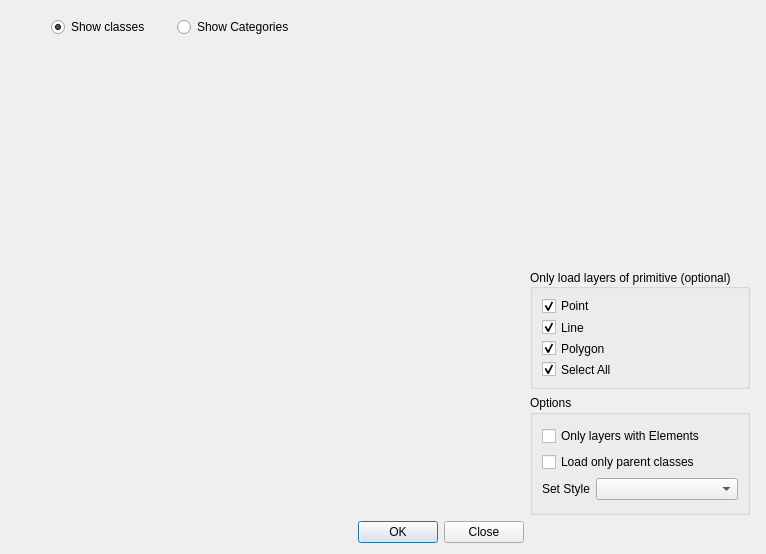
Above: LayerTools/LoadLayersFromServer/loadLayersFromServer.ui from dsgoficial/DsgTools before the change. Below: the same form after it.
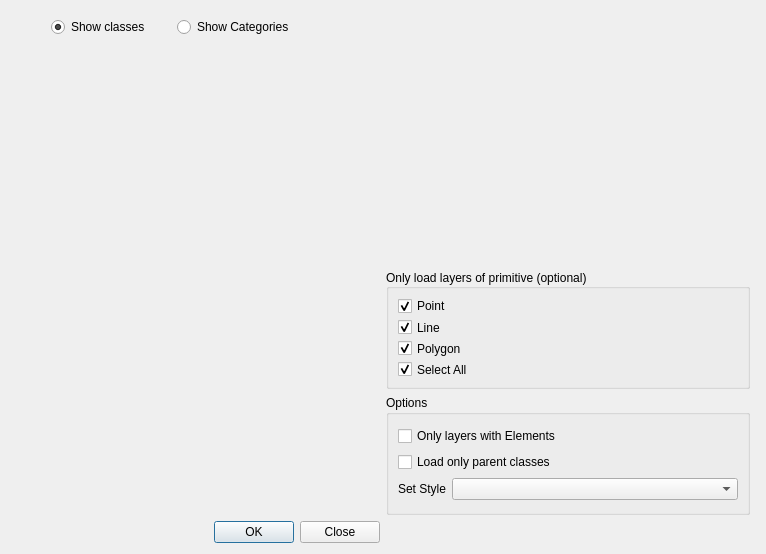
That is the form after the change. Custom widgets are drawn as their Qt base class.

Patch:
```diff
--- a/LayerTools/LoadLayersFromServer/loadLayersFromServer.ui
+++ b/LayerTools/LoadLayersFromServer/loadLayersFromServer.ui
@@ -78,7 +78,14 @@
     </layout>
    </item>
    <item row="2" column="0" rowspan="2">
-    <widget class="CustomSelector" name="layersCustomSelector" native="true"/>
+    <widget class="CustomSelector" name="layersCustomSelector" native="true">
+     <property name="sizePolicy">
+      <sizepolicy hsizetype="MinimumExpanding" vsizetype="Preferred">
+       <horstretch>0</horstretch>
+       <verstretch>0</verstretch>
+      </sizepolicy>
+     </property>
+    </widget>
    </item>
    <item row="2" column="1">
     <spacer name="verticalSpacer">
@@ -101,7 +108,7 @@
      <item row="0" column="0">
       <widget class="QGroupBox" name="groupBox_2">
        <property name="sizePolicy">
-        <sizepolicy hsizetype="Fixed" vsizetype="Fixed">
+        <sizepolicy hsizetype="MinimumExpanding" vsizetype="Fixed">
          <horstretch>0</horstretch>
          <verstretch>0</verstretch>
         </sizepolicy>
@@ -114,7 +121,7 @@
        </property>
        <property name="maximumSize">
         <size>
-         <width>220</width>
+         <width>500</width>
          <height>120</height>
         </size>
        </property>
@@ -134,6 +141,12 @@
          <layout class="QVBoxLayout" name="verticalLayout_3">
           <item>
            <widget class="QCheckBox" name="checkBoxPoint">
+            <property name="sizePolicy">
+             <sizepolicy hsizetype="MinimumExpanding" vsizetype="Fixed">
+              <horstretch>0</horstretch>
+              <verstretch>0</verstretch>
+             </sizepolicy>
+            </property>
             <property name="text">
              <string>Point</string>
             </property>
@@ -144,6 +157,12 @@
           </item>
           <item>
            <widget class="QCheckBox" name="checkBoxLine">
+            <property name="sizePolicy">
+             <sizepolicy hsizetype="MinimumExpanding" vsizetype="Fixed">
+              <horstretch>0</horstretch>
+              <verstretch>0</verstretch>
+             </sizepolicy>
+            </property>
             <property name="text">
              <string>Line</string>
             </property>
@@ -154,6 +173,12 @@
           </item>
           <item>
            <widget class="QCheckBox" name="checkBoxPolygon">
+            <property name="sizePolicy">
+             <sizepolicy hsizetype="MinimumExpanding" vsizetype="Fixed">
+              <horstretch>0</horstretch>
+              <verstretch>0</verstretch>
+             </sizepolicy>
+            </property>
             <property name="text">
              <string>Polygon</string>
             </property>
@@ -164,6 +189,12 @@
           </item>
           <item>
            <widget class="QCheckBox" name="checkBoxAll">
+            <property name="sizePolicy">
+             <sizepolicy hsizetype="MinimumExpanding" vsizetype="Fixed">
+              <horstretch>0</horstretch>
+              <verstretch>0</verstretch>
+             </sizepolicy>
+            </property>
             <property name="text">
              <string>Select All</string>
             </property>
@@ -180,7 +211,7 @@
      <item row="1" column="0">
       <widget class="QGroupBox" name="groupBox_3">
        <property name="sizePolicy">
-        <sizepolicy hsizetype="Fixed" vsizetype="Fixed">
+        <sizepolicy hsizetype="MinimumExpanding" vsizetype="Fixed">
          <horstretch>0</horstretch>
          <verstretch>0</verstretch>
         </sizepolicy>
@@ -193,7 +224,7 @@
        </property>
        <property name="maximumSize">
         <size>
-         <width>220</width>
+         <width>500</width>
          <height>120</height>
         </size>
        </property>
```
